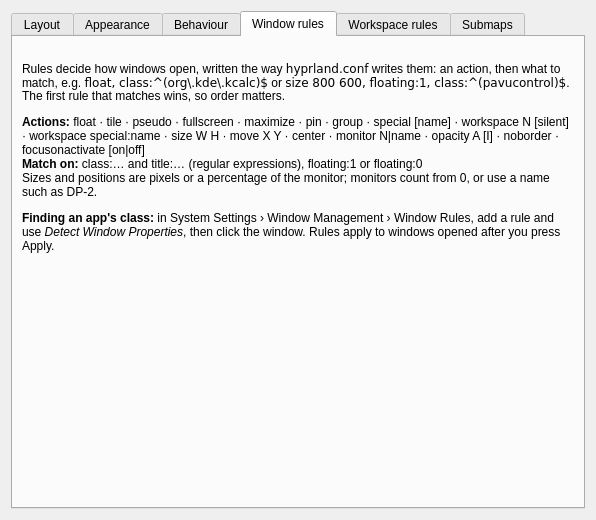
The window that package/contents/ui/config.ui (DGBooth/HyprKwin) describes before a commit, drawn with Qt 5.
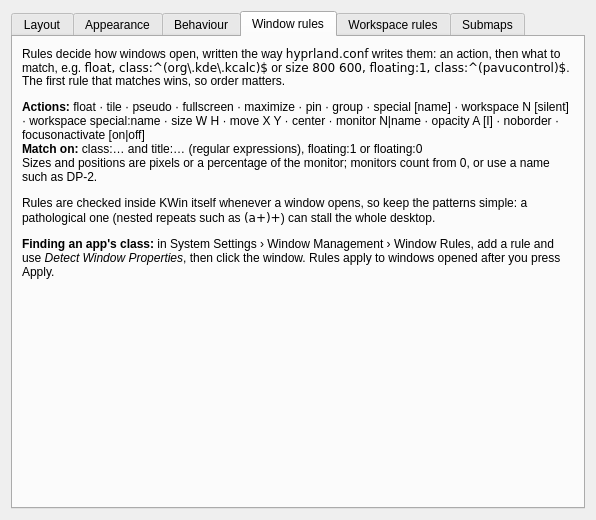
The same window after the commit. The open tabs and pages were chosen to show the change. Custom widgets are drawn as their Qt base class.

Commit message: Poll for Overview only when it matters; keep BuildId inside the package

```diff
--- a/package/contents/ui/config.ui
+++ b/package/contents/ui/config.ui
@@ -395,6 +395,7 @@
 &lt;p&gt;&lt;b&gt;Actions:&lt;/b&gt; float · tile · pseudo · fullscreen · maximize · pin · group · special [name] · workspace N [silent] · workspace special:name · size W H · move X Y · center · monitor N|name · opacity A [I] · noborder · focusonactivate [on|off]&lt;br/&gt;
 &lt;b&gt;Match on:&lt;/b&gt; class:… and title:… (regular expressions), floating:1 or floating:0&lt;br/&gt;
 Sizes and positions are pixels or a percentage of the monitor; monitors count from 0, or use a name such as DP-2.&lt;/p&gt;
+&lt;p&gt;Rules are checked inside KWin itself whenever a window opens, so keep the patterns simple: a pathological one (nested repeats such as &lt;tt&gt;(a+)+&lt;/tt&gt;) can stall the whole desktop.&lt;/p&gt;
 &lt;p&gt;&lt;b&gt;Finding an app's class:&lt;/b&gt; in System Settings › Window Management › Window Rules, add a rule and use &lt;i&gt;Detect Window Properties&lt;/i&gt;, then click the window. Rules apply to windows opened after you press Apply.&lt;/p&gt;</string></property>
         </widget>
        </item>
```
The commit also changes 6 other files.
